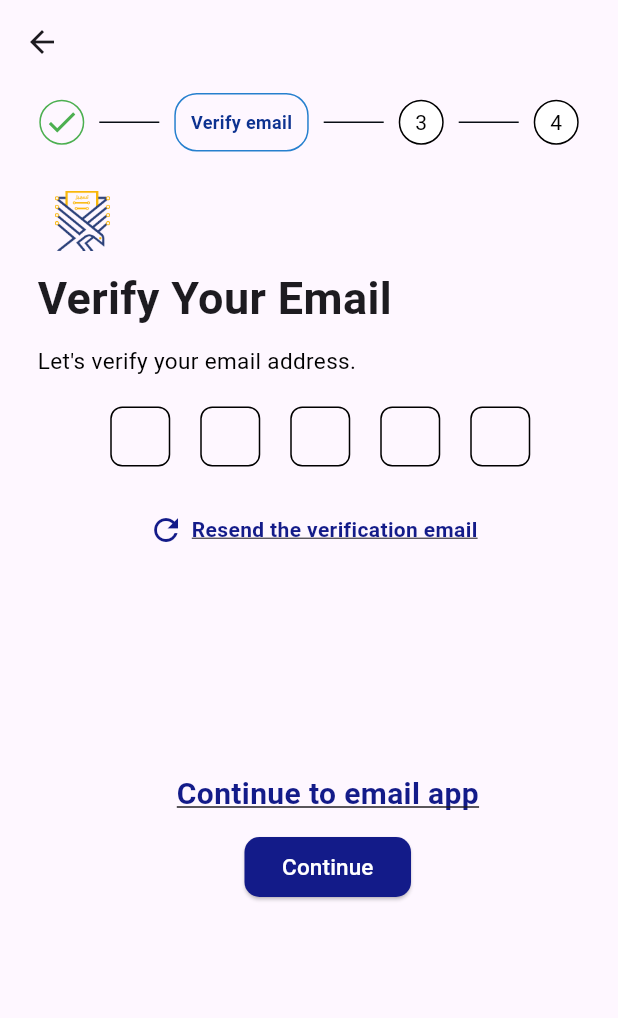
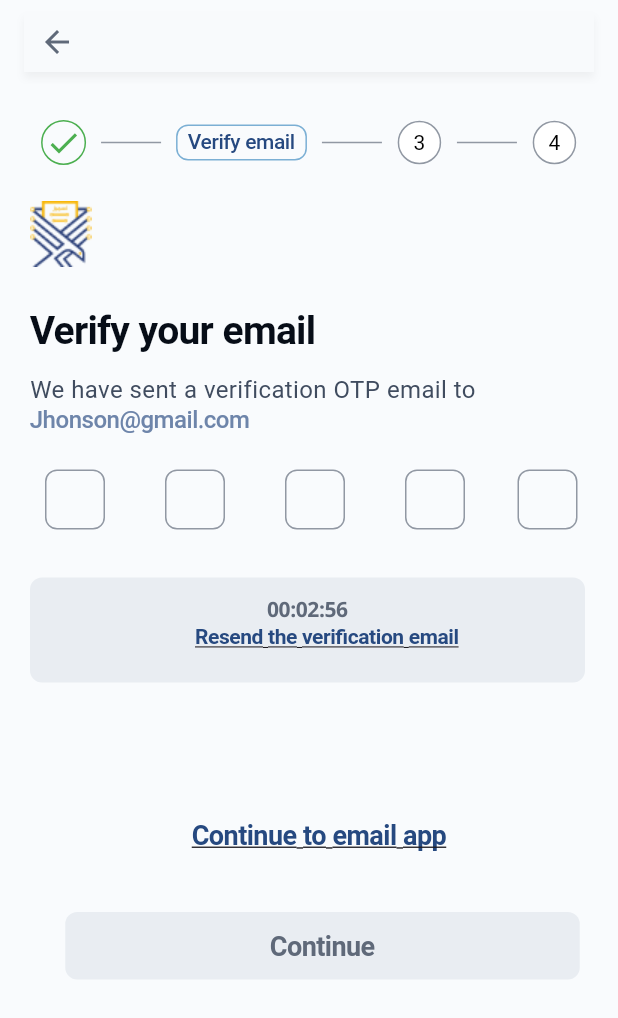
Before and after one commit to Sivakeerthivasan/IraqPost, a Flutter app: the VerifyEmail screen opened directly, on a phone screen of 412 x 824 dp. Shown: the top 1018 px of the screen. Run offline on Flutter 3.47's test engine with Material 3 defaults, Android fonts, the phone set to English and light mode, and no system bars; Roboto replaces fonts that are missing (Noto Sans Arabic).

Commit message:
Verify email Done

```diff
--- a/lib/Screens/Register2.dart
+++ /dev/null
@@ -1,70 +0,0 @@
-import 'package:flutter/material.dart';
-
-class Register2 extends StatefulWidget {
-  const Register2({super.key});
-
-  @override
-  State<Register2> createState() => _Register2State();
-}
-
-class _Register2State extends State<Register2> {
-  @override
-  Widget build(BuildContext context) {
-    return Scaffold(
-      body: Container(
-        width: 374,
-        height: 755,
-        padding: const EdgeInsets.symmetric(vertical: 48),
-        child: Column(
-          mainAxisSize: MainAxisSize.min,
-          mainAxisAlignment: MainAxisAlignment.start,
-          crossAxisAlignment: CrossAxisAlignment.center,
-          children: [
-            Container(
-              width: 374,
-              height: 40,
-              padding: const EdgeInsets.only(
-                top: 8,
-                left: 16,
-                right: 334,
-                bottom: 8,
-              ),
-              decoration: const BoxDecoration(
-                color: Color(0xFFF8FAFC),
-                boxShadow: [
-                  BoxShadow(
-                    color: Color(0x0C000000),
-                    blurRadius: 4,
-                    offset: Offset(0, 4),
-                    spreadRadius: 0,
-                  )
-                ],
-              ),
-              child: Row(
-                mainAxisSize: MainAxisSize.min,
-                mainAxisAlignment: MainAxisAlignment.start,
-                crossAxisAlignment: CrossAxisAlignment.center,
-                children: [
-                  Container(
-                    width: 24,
-                    height: 24,
-                    clipBehavior: Clip.antiAlias,
-                    decoration: const BoxDecoration(),
-                    child: const Column(
-                      mainAxisSize: MainAxisSize.min,
-                      mainAxisAlignment: MainAxisAlignment.start,
-                      crossAxisAlignment: CrossAxisAlignment.start,
-                      children: [
-                        // Add your child widgets here
-                      ],
-                    ),
-                  ),
-                ],
-              ),
-            ),
-          ],
-        ),
-      ),
-    );
-  }
-}
--- a/lib/Screens/Verify_email.dart
+++ b/lib/Screens/Verify_email.dart
@@ -7,182 +7,222 @@ class VerifyEmail extends StatelessWidget {
   Widget build(BuildContext context) {
     return Scaffold(
       appBar: AppBar(
-        leading: IconButton(
-          icon: const Icon(Icons.arrow_back),
-          onPressed: () {
-            Navigator.of(context).pop();
-          },
+        backgroundColor: const Color(0xffF9FBFD),
+        title: Container(
+          width: 420,
+          height: 40,
+          padding: const EdgeInsets.only(
+            top: 8,
+            left: 10,
+            right: 334,
+            bottom: 8,
+          ),
+          decoration: const BoxDecoration(
+            color: Color(0xFFF8FAFC),
+            boxShadow: [
+              BoxShadow(
+                color: Color(0x0C000000),
+                blurRadius: 4,
+                offset: Offset(0, 4),
+                spreadRadius: 0,
+              )
+            ],
+          ),
+          child: Row(
+            mainAxisSize: MainAxisSize.min,
+            mainAxisAlignment: MainAxisAlignment.start,
+            crossAxisAlignment: CrossAxisAlignment.center,
+            children: [
+              Container(
+                width: 24,
+                height: 24,
+                clipBehavior: Clip.antiAlias,
+                decoration: const BoxDecoration(),
+                child: const Column(
+                  mainAxisSize: MainAxisSize.min,
+                  mainAxisAlignment: MainAxisAlignment.start,
+                  crossAxisAlignment: CrossAxisAlignment.start,
+                  children: [
+                    Icon(
+                      Icons.arrow_back,
+                      color: Color(0xFF5F6979),
+                    )
+                  ],
                 ),
               ),
+            ],
+          ),
+        ),
+      ),
+      backgroundColor: const Color(0xffF9FBFD),
       body: SingleChildScrollView(
         child: Column(
           crossAxisAlignment: CrossAxisAlignment.start,
           children: [
             Padding(
-              padding: const EdgeInsets.all(6.0),
+              padding: const EdgeInsets.only(top: 24),
               child: Row(
                 mainAxisAlignment: MainAxisAlignment.center,
                 children: [
                   const SizedBox(width: 10),
                   _GreenTick(),
                   const SizedBox(width: 10),
-                  _Line(),
+                  const _Line(color: Color(0xff9198A3)),
                   const SizedBox(width: 10),
                   Container(
-                    padding: const EdgeInsets.all(10.0),
                     decoration: BoxDecoration(
                       border: Border.all(
-                        color: const Color.fromARGB(255, 38, 128, 206),
+                        color: const Color(0xFF7BAFD4),
                       ),
-                      borderRadius: BorderRadius.circular(15.0),
+                      borderRadius: BorderRadius.circular(8.0),
                     ),
-                    child: const Text(
+                    child: const Padding(
+                      padding:
+                          EdgeInsets.symmetric(horizontal: 7, vertical: 10),
+                      child: Text(
                         'Verify email',
                         style: TextStyle(
-                        fontSize: 12,
-                        fontWeight: FontWeight.w700,
-                        color: Color.fromARGB(255, 13, 50, 144),
+                          fontSize: 14,
+                          fontFamily: 'Nsa',
+                          height: 0.10,
+                          letterSpacing: -0.28,
+                          fontWeight: FontWeight.w500,
+                          color: Color(0xFF264980),
+                        ),
                       ),
                     ),
                   ),
                   const SizedBox(width: 10),
-                  _Line(),
+                  const _Line(color: Color(0xff9198A3)),
                   const SizedBox(width: 10),
-                  const _CircularIndicator(number: '3', active: true),
+                  const _CircularIndicator(
+                    number: '3',
+                    active: true,
+                  ),
                   const SizedBox(width: 10),
-                  _Line(),
+                  const _Line(color: Color(0xff9198A3)),
                   const SizedBox(width: 10),
                   const _CircularIndicator(number: '4', active: true),
                   const SizedBox(width: 10),
                 ],
               ),
             ),
-            const SizedBox(height: 20),
-            Align(
-              alignment: Alignment.centerLeft,
-              child: Padding(
-                padding: const EdgeInsets.only(left: 5.0),
-                child: Column(
+            const SizedBox(height: 24),
+            Column(
               crossAxisAlignment: CrossAxisAlignment.start,
               children: [
-                    Image.asset(
-                      'assets/Iraqpost.png',
-                      width: 100,
-                      height: 40,
+                const Padding(
+                  padding: EdgeInsets.only(left: 20),
+                  child: Image(
+                    image: AssetImage('assets/Iraq.png'),
                   ),
-                    const SizedBox(height: 10),
+                ),
+                const SizedBox(height: 24),
                 Padding(
                   padding: const EdgeInsets.only(left: 20),
                   child: Column(
                     crossAxisAlignment: CrossAxisAlignment.start,
                     children: [
                       const Text(
-                            'Verify Your Email',
+                        'Verify your email',
                         style: TextStyle(
-                              fontWeight: FontWeight.bold,
-                              fontSize: 30,
+                            fontFamily: 'Nsa',
+                            color: Color(0xff070d17),
+                            fontSize: 26,
+                            letterSpacing: -0.48,
+                            fontWeight: FontWeight.bold),
+                      ),
+                      const SizedBox(height: 8),
+                      const Text(
+                        "We have sent a verification OTP email to",
+                        style: TextStyle(
+                          fontSize: 16,
+                          fontFamily: 'Nsa',
+                          color: Color(0xff404c5f),
                         ),
                       ),
-                          const SizedBox(height: 10),
+                      const SizedBox(height: 8),
                       const Text(
-                            "Let's verify your email address.",
+                        'Jhonson@gmail.com',
                         style: TextStyle(
-                              fontSize: 15,
-                              color: Colors.black,
+                          color: Color(0xFF6E85AA),
+                          fontSize: 16,
+                          fontFamily: 'Noto Sans Arabic',
+                          fontWeight: FontWeight.w500,
+                          height: 0.09,
+                          letterSpacing: -0.32,
                         ),
                       ),
-                          const SizedBox(height: 20),
+                      const SizedBox(height: 32),
                       Row(
-                            mainAxisAlignment: MainAxisAlignment.center,
+                        mainAxisAlignment: MainAxisAlignment.start,
+                        crossAxisAlignment: CrossAxisAlignment.start,
                         children: [
+                          const SizedBox(width: 5),
                           _OTPBox(),
-                              const SizedBox(width: 10),
+                          const SizedBox(width: 30),
                           _OTPBox(),
-                              const SizedBox(width: 10),
+                          const SizedBox(width: 30),
                           _OTPBox(),
-                              const SizedBox(width: 10),
+                          const SizedBox(width: 30),
                           _OTPBox(),
-                              const SizedBox(width: 10),
+                          const SizedBox(width: 25),
                           _OTPBox(),
-                              const SizedBox(width: 10),
                         ],
                       ),
-                          const SizedBox(height: 30),
-                          Center(
-                            child: GestureDetector(
-                              onTap: () {
-                                // Add your logic here for resending verification email
-                              },
-                              child: const Padding(
-                                padding: EdgeInsets.only(right: 20),
-                                child: Row(
+                      const SizedBox(height: 32),
+                      Container(
+                        width: 370,
+                        height: 70,
+                        padding: const EdgeInsets.symmetric(
+                            horizontal: 18, vertical: 10),
+                        clipBehavior: Clip.antiAlias,
+                        decoration: ShapeDecoration(
+                          color: const Color(0xFFE9EDF2),
+                          shape: RoundedRectangleBorder(
+                              borderRadius: BorderRadius.circular(8)),
+                        ),
+                        child: Column(
+                          mainAxisSize: MainAxisSize.min,
                           mainAxisAlignment: MainAxisAlignment.center,
+                          crossAxisAlignment: CrossAxisAlignment.center,
                           children: [
-                                    Icon(Icons.refresh,
-                                        color:
-                                            Color.fromARGB(255, 19, 27, 137)),
-                                    SizedBox(width: 5),
-                                    Text(
-                                      'Resend the verification email',
+                            const Text(
+                              '00:02:56',
                               style: TextStyle(
+                                color: Color(0xFF5F6979),
                                 fontSize: 14,
-                                        color: Color.fromARGB(255, 19, 27, 137),
-                                        fontWeight: FontWeight.bold,
-                                        decoration: TextDecoration.underline,
-                                      ),
-                                    ),
-                                  ],
-                                ),
-                              ),
-                            ),
-                          ),
-                          const SizedBox(height: 150),
-                          Center(
-                            child: GestureDetector(
-                              onTap: () {
-                                // Add your logic here for continuing to email app
-                              },
-                              child: const Text(
-                                'Continue to email app',
-                                style: TextStyle(
-                                  fontSize: 20,
-                                  fontWeight: FontWeight.bold,
-                                  color: Color.fromARGB(255, 19, 27, 137),
-                                  decoration: TextDecoration.underline,
-                                ),
-                              ),
+                                fontFamily: 'Noto Sans Arabic',
+                                fontWeight: FontWeight.w600,
+                                height: 0.10,
+                                letterSpacing: -0.28,
                               ),
                             ),
                             const SizedBox(height: 10),
                             Container(
-                            padding: const EdgeInsets.symmetric(horizontal: 20),
-                            alignment: Alignment.center,
-                            child: ElevatedButton(
-                              onPressed: () {
-                                // Add your logic here for the Continue button
-                              },
-                              style: ElevatedButton.styleFrom(
-                                backgroundColor: const Color.fromARGB(
-                                    255,
-                                    19,
-                                    27,
-                                    137), // Set button background color to dark blue
-                                shape: RoundedRectangleBorder(
-                                  borderRadius: BorderRadius.circular(
-                                      10.0), // Set border radius
+                              child: Row(
+                                mainAxisSize: MainAxisSize.min,
+                                mainAxisAlignment: MainAxisAlignment.center,
+                                crossAxisAlignment: CrossAxisAlignment.center,
+                                children: [
+                                  Container(
+                                    width: 16,
+                                    height: 16,
+                                    clipBehavior: Clip.antiAlias,
+                                    decoration: const BoxDecoration(),
+                                    child: const Stack(children: []),
                                   ),
-                              ),
-                              child: const Padding(
-                                padding: EdgeInsets.all(
-                                    BorderSide.strokeAlignOutside),
-                                child: Text(
-                                  'Continue',
+                                  const SizedBox(width: 10),
+                                  const Text(
+                                    'Resend the verification email',
                                     style: TextStyle(
-                                    color: Colors.white,
-                                    fontSize: 15, // Set text color to white
-                                  ),
-                                ),
-                              ),
+                                      color: Color(0xFF264980),
+                                      fontSize: 14,
+                                      fontFamily: 'Noto Sans Arabic',
+                                      fontWeight: FontWeight.w600,
+                                      decoration: TextDecoration.underline,
+                                      height: 0.10,
+                                      letterSpacing: -0.28,
                                     ),
                                   ),
                                 ],
@@ -191,6 +231,78 @@ class VerifyEmail extends StatelessWidget {
                           ],
                         ),
                       ),
+                      const SizedBox(height: 32),
+                      Container(
+                        width: 390,
+                        height: 214,
+                        padding: const EdgeInsets.symmetric(vertical: 48),
+                        child: Column(
+                          mainAxisSize: MainAxisSize.min,
+                          mainAxisAlignment: MainAxisAlignment.start,
+                          crossAxisAlignment: CrossAxisAlignment.center,
+                          children: [
+                            const SizedBox(
+                              width: 343,
+                              height: 45,
+                              child: Row(
+                                mainAxisSize: MainAxisSize.min,
+                                mainAxisAlignment: MainAxisAlignment.center,
+                                crossAxisAlignment: CrossAxisAlignment.center,
+                                children: [
+                                  Text(
+                                    'Continue to email app ',
+                                    style: TextStyle(
+                                      color: Color(0xFF264980),
+                                      fontSize: 18,
+                                      fontFamily: 'Noto Sans Arabic',
+                                      fontWeight: FontWeight.w600,
+                                      decoration: TextDecoration.underline,
+                                      height: 0.08,
+                                      letterSpacing: -0.36,
+                                    ),
+                                  ),
+                                ],
+                              ),
+                            ),
+                            const SizedBox(height: 28),
+                            Container(
+                              width: 343,
+                              height: 45,
+                              padding:
+                                  const EdgeInsets.symmetric(horizontal: 18),
+                              clipBehavior: Clip.antiAlias,
+                              decoration: ShapeDecoration(
+                                color: const Color(0xFFE9EDF2),
+                                shape: RoundedRectangleBorder(
+                                    borderRadius: BorderRadius.circular(8)),
+                              ),
+                              child: const Row(
+                                mainAxisSize: MainAxisSize.min,
+                                mainAxisAlignment: MainAxisAlignment.center,
+                                crossAxisAlignment: CrossAxisAlignment.center,
+                                children: [
+                                  Text(
+                                    'Continue',
+                                    textAlign: TextAlign.center,
+                                    style: TextStyle(
+                                      color: Color(0xFF5F6979),
+                                      fontSize: 18,
+                                      fontFamily: 'Noto Sans Arabic',
+                                      fontWeight: FontWeight.w600,
+                                      height: 0.08,
+                                      letterSpacing: -0.36,
+                                    ),
+                                  ),
+                                ],
+                              ),
+                            ),
+                          ],
+                        ),
+                      )
+                    ],
+                  ),
+                ),
+              ],
             ),
           ],
         ),
@@ -231,19 +343,19 @@ class _CircularIndicator extends StatelessWidget {
   Widget build(BuildContext context) {
     return Container(
       width: 30,
-      height: 30,
+      height: 29,
       decoration: BoxDecoration(
         shape: BoxShape.circle,
         color: active ? Colors.white : Colors.grey,
         border: Border.all(
-          color: Colors.black, // Set border color to black
+          color: const Color(0xFF9198A3),
         ),
       ),
       child: Center(
         child: Text(
           number!,
           style: const TextStyle(
-            color: Colors.black, // Set text color to black
+            color: Colors.black,
             fontWeight: FontWeight.normal,
           ),
         ),
@@ -253,12 +365,16 @@ class _CircularIndicator extends StatelessWidget {
 }
 
 class _Line extends StatelessWidget {
+  final Color color;
+
+  const _Line({Key? key, required this.color});
+
   @override
   Widget build(BuildContext context) {
     return Container(
       width: 40,
       height: 1,
-      color: const Color.fromARGB(255, 8, 14, 20),
+      color: color,
     );
   }
 }
@@ -272,7 +388,7 @@ class _OTPBox extends StatelessWidget {
       height: 40,
       decoration: BoxDecoration(
         border: Border.all(
-          color: Colors.black,
+          color: const Color(0xFF9198A3), // Set border color to blue
         ),
         borderRadius: BorderRadius.circular(8),
       ),
@@ -289,3 +405,9 @@ class _OTPBox extends StatelessWidget {
     );
   }
 }
+
+void main() {
+  runApp(const MaterialApp(
+    home: VerifyEmail(),
+  ));
+}
--- a/lib/main.dart
+++ b/lib/main.dart
@@ -1,5 +1,5 @@
 import 'package:flutter/material.dart';
-import 'package:iraq_post/Screens/Register2.dart';
+
 import 'package:iraq_post/Screens/Register_screen.dart';
 import 'package:iraq_post/Screens/Verify_email.dart';
 import 'package:iraq_post/Screens/Welcome_screen.dart';
@@ -15,7 +15,7 @@ class MyApp extends StatelessWidget {
   Widget build(BuildContext context) {
     return const MaterialApp(
       debugShowCheckedModeBanner: false,
-      home: RegisterPage(),
+      home: VerifyEmail(),
     );
   }
 }
```
Lines whose indentation alone changed are shown as unchanged.
